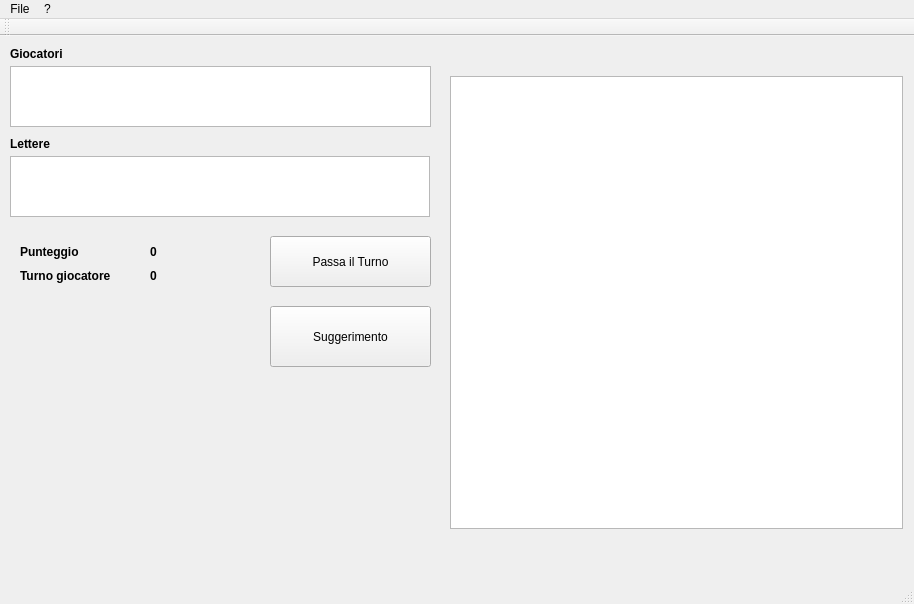
This is UpWords/mainwindow.ui in giogandola98/UpWords as Qt 5 draws it before an edit. The edited form follows.
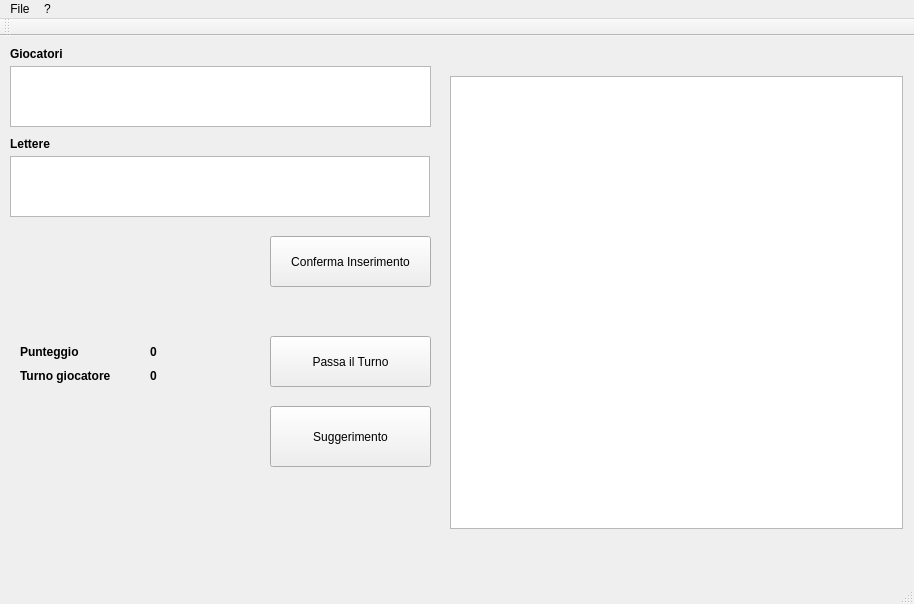
This is the edited form.

```diff
--- a/UpWords/mainwindow.ui
+++ b/UpWords/mainwindow.ui
@@ -40,7 +40,7 @@
     <property name="geometry">
      <rect>
       <x>270</x>
-      <y>200</y>
+      <y>300</y>
       <width>161</width>
       <height>51</height>
      </rect>
@@ -53,7 +53,7 @@
     <property name="geometry">
      <rect>
       <x>270</x>
-      <y>270</y>
+      <y>370</y>
       <width>161</width>
       <height>61</height>
      </rect>
@@ -155,7 +155,7 @@
     <property name="geometry">
      <rect>
       <x>20</x>
-      <y>206</y>
+      <y>306</y>
       <width>71</width>
       <height>20</height>
      </rect>
@@ -174,7 +174,7 @@
     <property name="geometry">
      <rect>
       <x>150</x>
-      <y>206</y>
+      <y>306</y>
       <width>47</width>
       <height>20</height>
      </rect>
@@ -193,7 +193,7 @@
     <property name="geometry">
      <rect>
       <x>150</x>
-      <y>230</y>
+      <y>330</y>
       <width>47</width>
       <height>20</height>
      </rect>
@@ -212,7 +212,7 @@
     <property name="geometry">
      <rect>
       <x>20</x>
-      <y>230</y>
+      <y>330</y>
       <width>111</width>
       <height>20</height>
      </rect>
@@ -227,6 +227,19 @@
      <string>Turno giocatore</string>
     </property>
    </widget>
+   <widget class="QPushButton" name="pushButton">
+    <property name="geometry">
+     <rect>
+      <x>270</x>
+      <y>200</y>
+      <width>161</width>
+      <height>51</height>
+     </rect>
+    </property>
+    <property name="text">
+     <string>Conferma Inserimento</string>
+    </property>
+   </widget>
   </widget>
   <widget class="QMenuBar" name="menuBar">
    <property name="geometry">
```
